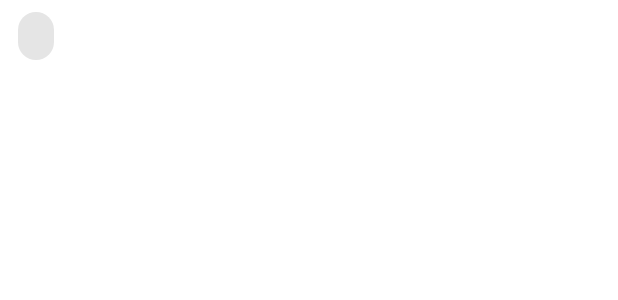
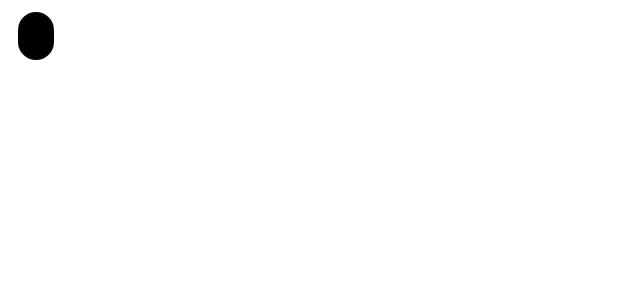
Before and after one commit to NaserSalameh/IP-Imposterless-App, an Android app: the layout fragment_abilities_card_improve_chip.xml on its own in the app's theme, with its tools: preview values and no code run, on a phone screen of 412 x 824 dp. Shown: the top 300 px of the screen. Run offline under Robolectric (Android 15) with nearby library versions, the phone set to English and light mode, and no system bars.

Commit message:
Sprint 5: Content + Visual + Fixes Last Changes: - Added chip color variables Sprint progress: - Added Back Buttons - Added Logging - Added Content to DB - Added Content across App Sprint TO DO: - Fix BG Color and Font Color Visuals - Fix Popup Visuals! - Fix Font Sizes Across! - Fix Icons!

```diff
--- a/app/src/main/res/layout/fragment_abilities_card_improve_chip.xml
+++ b/app/src/main/res/layout/fragment_abilities_card_improve_chip.xml
@@ -5,6 +5,7 @@
     style="@style/Widget.MaterialComponents.Chip.Choice"
     android:layout_width="wrap_content"
     android:layout_height="wrap_content"
+    android:backgroundTint="@color/chip_color"
     android:checkable="false"
     android:checked="true"
-    android:textColor="@color/std_text" />
+    android:textColor="@color/chip_color" />
--- a/app/src/main/res/layout/fragment_goals_goal_abilities_chip.xml
+++ b/app/src/main/res/layout/fragment_goals_goal_abilities_chip.xml
@@ -5,5 +5,6 @@
     style="@style/Widget.MaterialComponents.Chip.Choice"
     android:layout_width="wrap_content"
     android:layout_height="wrap_content"
+    android:textColor="@color/chip_text"
     app:chipBackgroundColor="@color/chip_color"
     app:rippleColor="#FFFFFF" />
--- a/app/src/main/res/values/colors.xml
+++ b/app/src/main/res/values/colors.xml
@@ -20,7 +20,8 @@
     <color name="std_progress"></color>
     <color name="ability_progress"></color>
 
-    <color name = "chip_color"></color>
+    <color name = "chip_text">#FFFFFF</color>
+    <color name = "chip_color">#FF000000</color>
 
 
 </resources>
```
